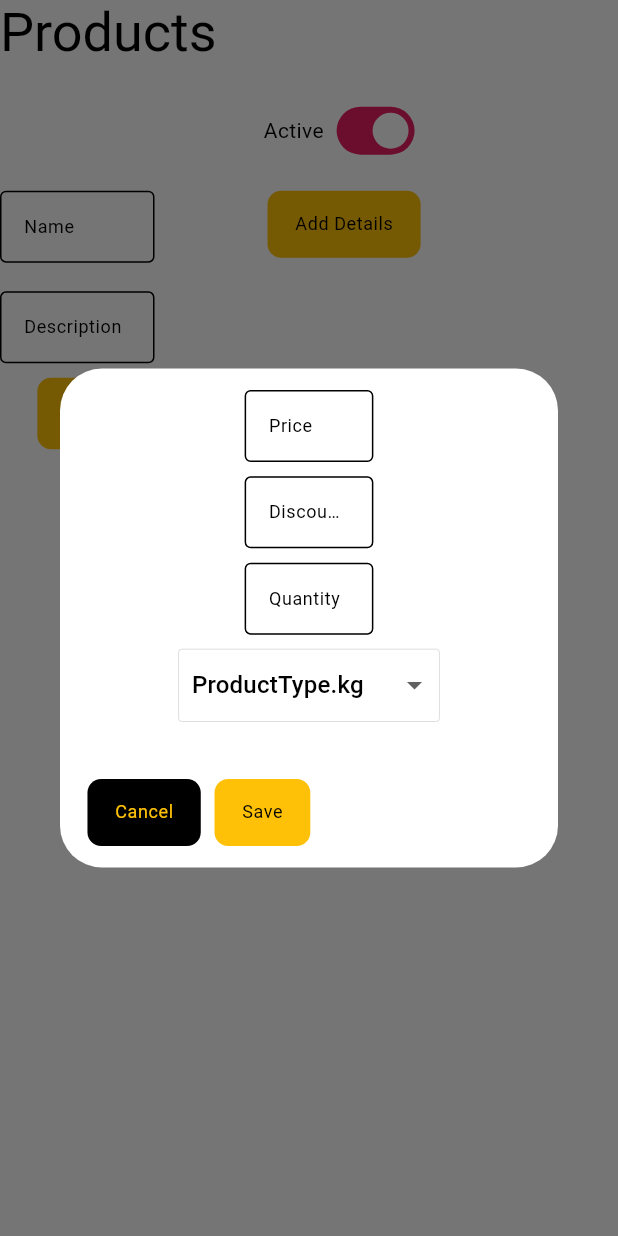
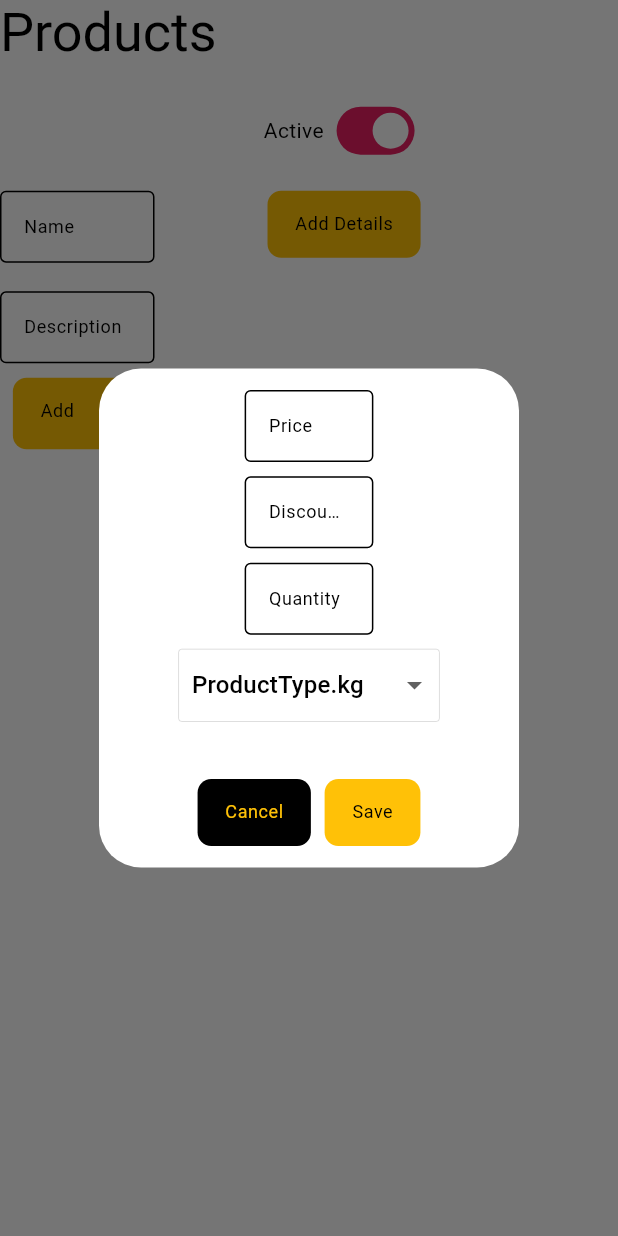
Before and after one commit to memee-dev/memee_admin, a Flutter app: the Products2DetailedWidget widget shown alone on an empty page, opened directly, after a tap on an icon or button, on a phone screen of 412 x 824 dp. Run offline on Flutter 3.47's test engine with Material 3 defaults, Android fonts, the light colour scheme and no system bars; our stand-ins replace carousel_slider, cloud_firestore, equatable, firebase_auth, firebase_core, firebase_storage and 6 more; missing offline and left inert: dart:html, excel; accounts and stored records are empty; network calls fail.

Commit message:
products image added

```diff
--- a/lib/core/shared/app_firestore.dart
+++ b/lib/core/shared/app_firestore.dart
@@ -2,7 +2,7 @@ mixin AppFireStoreCollection {
   static const String admins = 'admins';
   static const String users = 'users';
   static const String dlExecutives = 'deliveryExecutives';
-  static const String products = 'products-zak';
+  static const String products = 'products';
   static const String categories = 'categories';
   static const String orders = 'orders';
 }
--- a/lib/ui/__shared/widgets/app_dropdown.dart
+++ b/lib/ui/__shared/widgets/app_dropdown.dart
@@ -20,7 +20,6 @@ class AppDropDown<T> extends StatelessWidget {
     final borderRadius = BorderRadius.circular(2.sp);
     final padding = EdgeInsets.symmetric(horizontal: 4.w);
     return Container(
-      //padding: padding,
       decoration: BoxDecoration(
         borderRadius: borderRadius,
         border: Border.all(
--- a/lib/ui/landing/components/products2/widgets/product_2_detailed_dialog.dart
+++ b/lib/ui/landing/components/products2/widgets/product_2_detailed_dialog.dart
@@ -1,4 +1,5 @@
 import 'package:flutter/material.dart';
+import 'package:flutter_bloc/flutter_bloc.dart';
 import 'package:flutter_screenutil/flutter_screenutil.dart';
 import 'package:memee_admin/core/shared/app_strings.dart';
 import 'package:memee_admin/models/product_model.dart';
@@ -7,41 +8,23 @@ import 'package:memee_admin/ui/__shared/widgets/app_button.dart';
 import 'package:memee_admin/ui/__shared/widgets/app_dropdown.dart';
 import 'package:memee_admin/ui/__shared/widgets/app_textfield.dart';
 
+import '../../../../../blocs/toggle/toggle_cubit.dart';
+import '../../../../../core/initializer/app_di_registration.dart';
 import '../../../../__shared/enum/doc_type.dart';
 
-class ProductDetailWidget extends StatelessWidget {
+class ProductDetail2Widget extends StatelessWidget {
   final ProductDetailsModel? productDetails;
-  const ProductDetailWidget({
-    super.key,
-    required this.productDetails,
-  });
+  const ProductDetail2Widget({super.key, this.productDetails});
 
   @override
   Widget build(BuildContext context) {
+    DocType docType = getDocType<ProductDetailsModel>(productDetails, false);
 
+    final _refreshCubit = locator.get<ToggleCubit>();
     final _priceController = TextEditingController();
     final _dPriceController = TextEditingController();
     final _qtyController = TextEditingController();
-    ProductType selectedType = ProductType.kg;
-
-    late double selectedPrice ;
-    late double selectedDprice  ;
-    late double selectedQty  ;
-
-
-    DocType docType = getDocType<ProductDetailsModel>(productDetails, false);
-    _resetForm() {
-      if (productDetails != null) {
-        selectedPrice = productDetails!.price;
-        selectedDprice = productDetails!.discountedPrice;
-        selectedQty = productDetails!.qty ;
-        selectedType = productDetails!.type;
-
-      }
-    }
-
-    _resetForm();
-
+    ProductType _selectedType = ProductType.kg;
     return Column(
       mainAxisSize: MainAxisSize.min,
       children: [
@@ -57,16 +40,24 @@ class ProductDetailWidget extends StatelessWidget {
           controller: _qtyController,
           label: AppStrings.qty,
         ).gapBottom(8.h),
-        AppDropDown<ProductType>(
-          value: selectedType,
-          items: ProductType.values,
-          onChanged: (val) {
-            if (val != null) {
-              selectedType == val;
-            }
+        BlocBuilder<ToggleCubit, bool>(
+          bloc: _refreshCubit..initialValue(true),
+          builder: (_, state) {
+            return AppDropDown<ProductType>(
+              value: _selectedType,
+              items: ProductType.values,
+              onChanged: (ProductType? val) {
+                if (docType != DocType.view && val != null) {
+                  _selectedType = val;
+                  _refreshCubit.change();
+                }
+              },
+            );
           },
         ).gapBottom(32.h),
         Row(
+          mainAxisSize: MainAxisSize.min,
+          mainAxisAlignment: MainAxisAlignment.center,
           children: [
             AppButton.negative(onTap: () => Navigator.pop(context))
                 .gapRight(8.w),
@@ -81,7 +72,7 @@ class ProductDetailWidget extends StatelessWidget {
                     price: double.parse(price),
                     discountedPrice: double.parse(dPrice),
                     qty: double.parse(qty),
-                    type: selectedType,
+                    type: _selectedType,
                   ),
                 );
               }
--- a/lib/ui/landing/components/products2/widgets/product_2_detailed_widget.dart
+++ b/lib/ui/landing/components/products2/widgets/product_2_detailed_widget.dart
@@ -14,12 +14,12 @@ import 'package:memee_admin/ui/__shared/widgets/app_dropdown.dart';
 import 'package:memee_admin/ui/__shared/widgets/app_switch.dart';
 import 'package:memee_admin/ui/__shared/widgets/app_textfield.dart';
 
-import '../../../../../blocs/index/index_cubit.dart';
+import 'package:image_picker/image_picker.dart';
 import '../../../../__shared/dialog/detailed_dialog.dart';
 import '../../../../__shared/enum/doc_type.dart';
 import '../../../../__shared/widgets/app_button.dart';
 import '../../../../__shared/widgets/utils.dart';
-import '../../products/widgets/product_details_widget.dart';
+import 'product_2_detailed_dialog.dart';
 
 class Products2DetailedWidget extends StatelessWidget {
   final ProductModel? product;
@@ -65,6 +65,18 @@ class Products2DetailedWidget extends StatelessWidget {
     }
 
     _resetForm(); //editand view
+    Future<void> _pickImage() async {
+      final picker = ImagePicker();
+      final pickedFile = await picker.pickImage(
+        source: ImageSource.gallery,
+      );
+
+      if (pickedFile != null) {
+        String imagePath = pickedFile.path;
+        selectedImages.add(imagePath);
+        _refreshCubit.change();
+      }
+    }
 
     final paddingButton = EdgeInsets.symmetric(horizontal: 8.w, vertical: 8.h);
     return BlocBuilder<ToggleCubit, bool>(
@@ -129,7 +141,8 @@ class Products2DetailedWidget extends StatelessWidget {
                     mainAxisAlignment: MainAxisAlignment.spaceBetween,
                     children: [
                       Column(
-                        crossAxisAlignment: CrossAxisAlignment.start,
+                        crossAxisAlignment: CrossAxisAlignment.center,
+                        mainAxisAlignment: MainAxisAlignment.center,
                         children: [
                           AppTextField(
                             width: fieldWidth,
@@ -145,16 +158,12 @@ class Products2DetailedWidget extends StatelessWidget {
                             label: AppStrings.description,
                           ).gapBottom(8.h),
                           if ((docType != DocType.view))
-                            Center(
-                              child: AppButton.positive(
-                                onTap: () {},
-                                label: docType == DocType.add
-                                    ? '${AppStrings.add} ${AppStrings.image}'
-                                    : '${AppStrings.edit} ${AppStrings.image}',
+                            AppButton.positive(
+                              onTap: _pickImage,
+                              label: '${AppStrings.add} ${AppStrings.image}',
                             ).sizedBox(
                               width: 75.w,
                               height: 40.h,
-                              ),
                             ),
                           if (product != null &&
                               product!.images != null &&
@@ -203,15 +212,15 @@ class Products2DetailedWidget extends StatelessWidget {
                                   ..fetchCategories(),
                                 builder: (context, state) {
                                   if (state is CategoriesResponseState) {
-                                    final indexCubit =
-                                        locator.get<IndexCubit>();
+                                    final refreshCubit =
+                                        locator.get<ToggleCubit>();
                                     final categories = state.categories;
                                     if (categories.isNotEmpty) {
                                       if (docType == DocType.add) {
                                         selectedCategory = categories.first;
                                       }
-                                      return BlocBuilder<IndexCubit, int>(
-                                        bloc: indexCubit,
+                                      return BlocBuilder<ToggleCubit, bool>(
+                                        bloc: refreshCubit,
                                         builder: (_, index) {
                                           return AppDropDown<CategoryModel>(
                                             value: selectedCategory,
@@ -220,8 +229,7 @@ class Products2DetailedWidget extends StatelessWidget {
                                               if (docType != DocType.view &&
                                                   val != null) {
                                                 selectedCategory = val;
-                                                indexCubit.onIndexChange(
-                                                    categories.indexOf(val));
+                                                refreshCubit.change();
                                               }
                                             },
                                           );
@@ -233,25 +241,19 @@ class Products2DetailedWidget extends StatelessWidget {
                                 },
                               ),
                               if (docType != DocType.view)
-                                BlocBuilder<ToggleCubit, bool>(
-                                  bloc: _refreshCubit,
-                                  builder: (_, __) {
-                                    return AppButton(
-                                      label: docType == DocType.add
-                                          ? '${AppStrings.add} ${AppStrings.details}'
-                                          : '${AppStrings.edit} ${AppStrings.details}',
+                                AppButton(
+                                  label:
+                                      '${AppStrings.add} ${AppStrings.details}',
                                   onTap: () async {
                                     final result = await showDetailedDialog(
                                       context,
-                                          child: const ProductDetailWidget(),
+                                      child: const ProductDetail2Widget(),
                                     );
                                     if (result != null &&
                                         result is ProductDetailsModel) {
                                       productDetails.add(result);
                                       _productDetailsRefreshCubit.change();
                                     }
-                                      },
-                                    );
                                   },
                                 ),
                             ],
```
Lines whose indentation alone changed are shown as unchanged.
